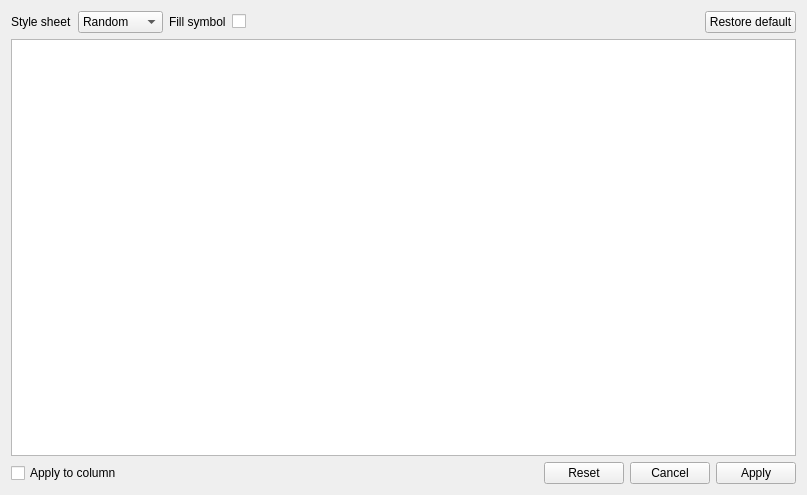
Old version of the form UI/ui_settings_graph_data.ui in the repository jacekschneider/Physicochemical-Calculator.
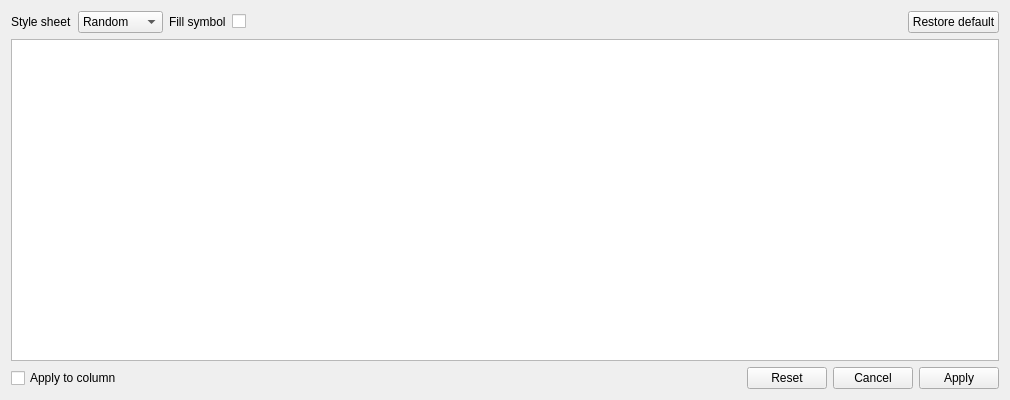
New version of the form. Icons and pictures are not drawn.

Commit message:
graph settings update
resizing widget

What changed in the file:
```diff
--- a/UI/ui_settings_graph_data.ui
+++ b/UI/ui_settings_graph_data.ui
@@ -6,10 +6,16 @@
    <rect>
     <x>0</x>
     <y>0</y>
-    <width>807</width>
-    <height>495</height>
+    <width>1010</width>
+    <height>400</height>
    </rect>
   </property>
+  <property name="sizePolicy">
+   <sizepolicy hsizetype="Preferred" vsizetype="Preferred">
+    <horstretch>0</horstretch>
+    <verstretch>0</verstretch>
+   </sizepolicy>
+  </property>
   <property name="minimumSize">
    <size>
     <width>800</width>
@@ -18,7 +24,7 @@
   </property>
   <property name="maximumSize">
    <size>
-    <width>1200</width>
+    <width>1400</width>
     <height>800</height>
    </size>
   </property>
@@ -142,7 +148,7 @@
         <number>20</number>
        </attribute>
        <attribute name="headerDefaultSectionSize">
-        <number>100</number>
+        <number>80</number>
        </attribute>
        <attribute name="headerStretchLastSection">
         <bool>true</bool>
```
The commit also changes 2 other files.
